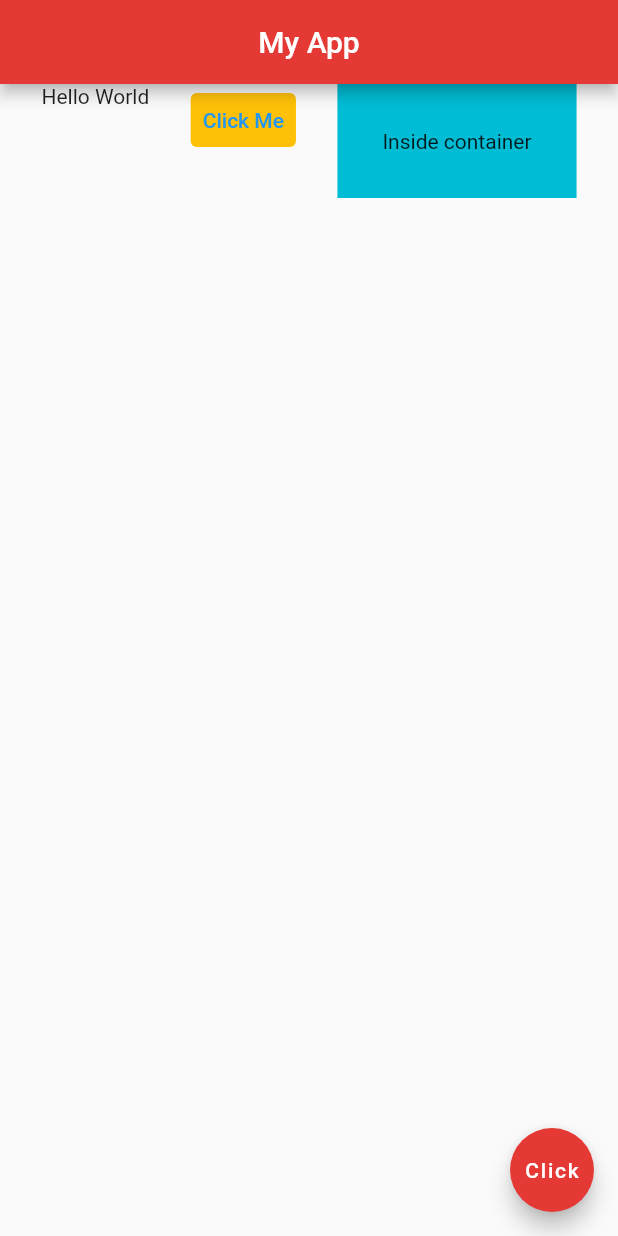
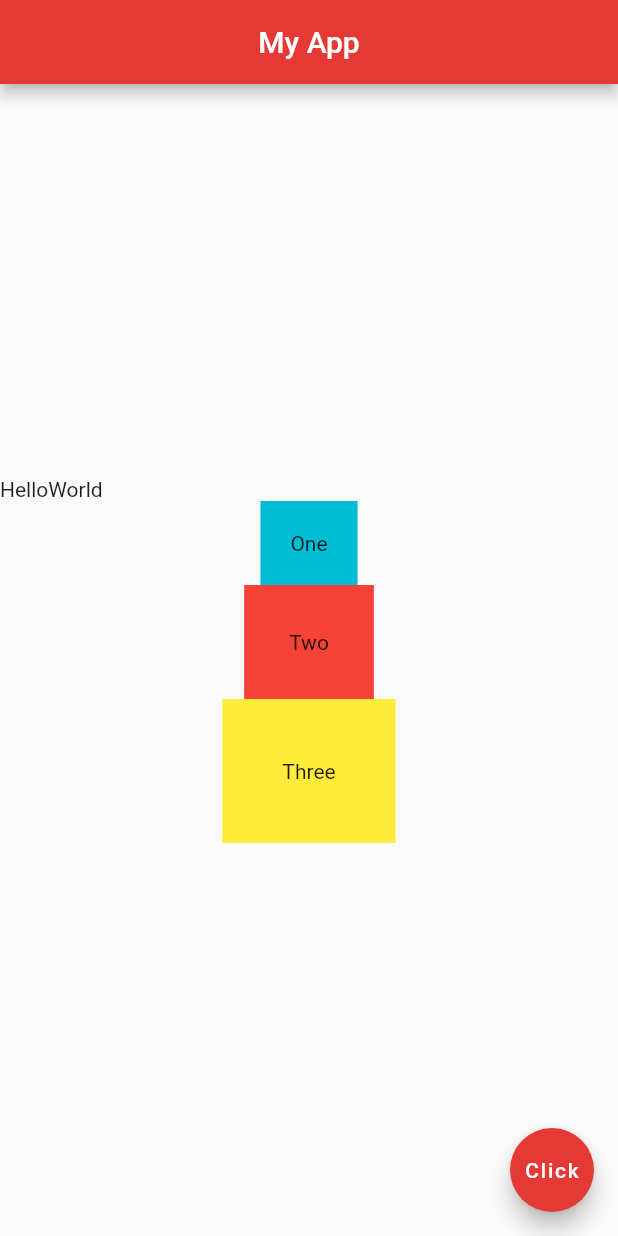
Before and after one commit to TengoCharlie/Flutter-Demo-app, a Flutter app: the screen it shows after launch, on a phone screen of 412 x 824 dp. Run offline on Flutter 3.47's test engine with Material 2 defaults, Android fonts, the phone set to English and light mode, and no system bars.

Commit message:
columns-row

```diff
--- a/lib/main.dart
+++ b/lib/main.dart
@@ -15,23 +15,32 @@ class Home extends StatelessWidget {
         centerTitle: true,
         backgroundColor: Colors.red[600],
       ),
-      body: Row(
-        mainAxisAlignment: MainAxisAlignment.spaceEvenly,
-        crossAxisAlignment: CrossAxisAlignment.start,
+      body: Column(
+        mainAxisAlignment: MainAxisAlignment.center,
+        crossAxisAlignment: CrossAxisAlignment.center,
         children: [
-          Text('Hello World'),
-          TextButton(
-            onPressed: () => {},
-            child: Text("Click Me"),
-            style: TextButton.styleFrom(
-              backgroundColor: Colors.amber,
-            ),
+          Row(
+            children: [
+              Text("Hello"),
+              Text("World")
+            ],
           ),
           Container(
             color: Colors.cyan,
+            padding: EdgeInsets.all(20),
+            child: Text('One'),
+          ),
+          Container(
+            color: Colors.red,
             padding: EdgeInsets.all(30),
-            child: Text('Inside container'),
-          )
+            child: Text('Two'),
+          ),
+          Container(
+            color: Colors.yellow,
+            padding: EdgeInsets.all(40),
+            child: Text('Three'),
+          ),
+
         ],
       ),
       floatingActionButton: FloatingActionButton(
```
